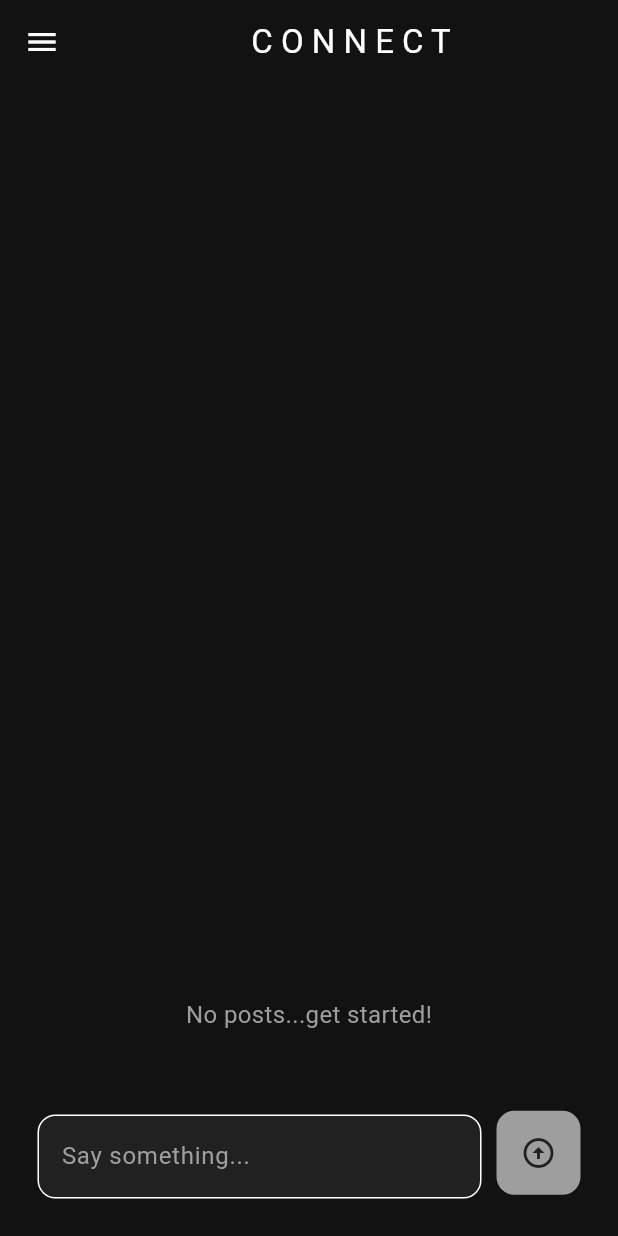
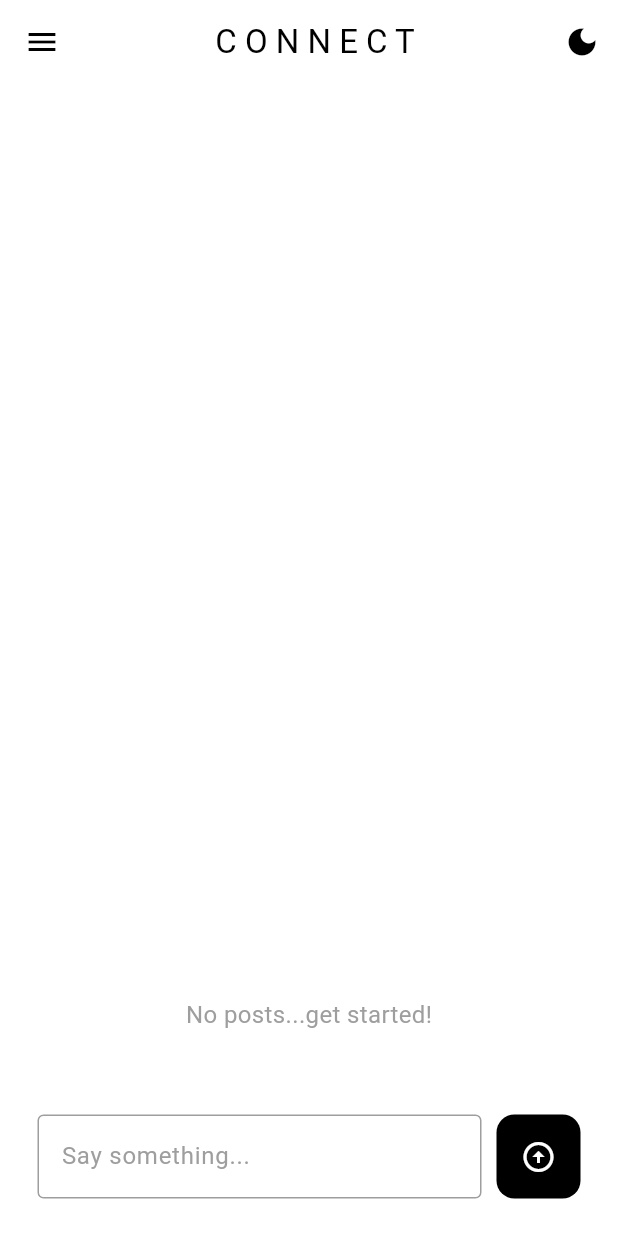
Before and after one commit to SyedAbdulNafay/Social-Media-App, a Flutter app: the screen it shows once a user with an empty profile is signed in, on a phone screen of 412 x 824 dp. Run offline on Flutter 3.47's test engine with Material 3 defaults, Android fonts, the phone set to English and light mode, and no system bars; our stand-ins replace cloud_firestore, firebase_auth, firebase_core; accounts and stored records are empty; network calls fail.

Commit message:
toggle between dark and light theme

```diff
--- a/lib/main.dart
+++ b/lib/main.dart
@@ -8,28 +8,37 @@ import 'package:social_media_app/pages/profile_page.dart';
 import 'package:social_media_app/pages/users_page.dart';
 import 'package:social_media_app/theme/dartkmode.dart';
 import 'package:social_media_app/theme/lightmode.dart';
+import 'package:social_media_app/theme/theme_manager.dart';
+import 'package:provider/provider.dart';
 
 void main() async {
   WidgetsFlutterBinding.ensureInitialized();
   await Firebase.initializeApp(options: DefaultFirebaseOptions.currentPlatform);
-  runApp(const MyApp());
+  final themeManager = ThemeManager();
+  runApp(ChangeNotifierProvider<ThemeManager>(
+    create: (_) => themeManager,
+    child: const MyApp(),
+  ));
 }
 
 class MyApp extends StatelessWidget {
   const MyApp({super.key});
 
-  final bool _isDarkMode = true;
   @override
   Widget build(BuildContext context) {
+    return Consumer<ThemeManager>(
+      builder: (context, themeManager, child) {
         return MaterialApp(
           debugShowCheckedModeBanner: false,
           home: const AuthPage(),
-      theme: _isDarkMode ? darkTheme : lightTheme,
+          theme: themeManager.isDarkMode ? darkTheme : lightTheme,
           routes: {
             '/login_or_signup_page': (context) => const LoginOrSignup(),
-        '/home_page': (context) => HomePage(),
-        '/profile_page': (context) => ProfilePage(),
+            '/home_page': (context) => const HomePage(),
+            '/profile_page': (context) => const ProfilePage(),
             '/users_page': (context) => const UsersPage(),
+          },
+        );
       },
     );
   }
--- a/lib/pages/home_page.dart
+++ b/lib/pages/home_page.dart
@@ -1,6 +1,8 @@
 import 'package:cloud_firestore/cloud_firestore.dart';
 import 'package:flutter/material.dart';
+import 'package:provider/provider.dart';
 import 'package:social_media_app/database/posts_firestore.dart';
+import 'package:social_media_app/theme/theme_manager.dart';
 import 'package:social_media_app/widgets/my_list_tile.dart';
 import 'package:social_media_app/widgets/my_post_button.dart';
 import 'package:social_media_app/widgets/my_text_field.dart';
@@ -35,12 +37,22 @@ class _HomePageState extends State<HomePage> {
 
   @override
   Widget build(BuildContext context) {
+    final themeManager = Provider.of<ThemeManager>(context);
     return GestureDetector(
       onTap: () {
         _focusNode.unfocus();
       },
       child: Scaffold(
         appBar: AppBar(
+          actions: [
+            IconButton(
+              icon: Icon(
+                  themeManager.isDarkMode ? Icons.light_mode : Icons.dark_mode),
+              onPressed: () {
+                themeManager.toggleTheme();
+              },
+            )
+          ],
           leading: Builder(builder: (context) {
             return IconButton(
               icon: const Icon(
--- /dev/null
+++ b/lib/theme/theme_manager.dart
@@ -0,0 +1,12 @@
+import 'package:flutter/material.dart';
+
+class ThemeManager extends ChangeNotifier{
+  bool _isDarkMode = false;
+
+  bool get isDarkMode => _isDarkMode;
+
+  void toggleTheme(){
+    _isDarkMode = !_isDarkMode;
+    notifyListeners();
+  }
+}
--- a/lib/widgets/my_comment_button.dart
+++ b/lib/widgets/my_comment_button.dart
@@ -12,7 +12,7 @@ class CommentButton extends StatelessWidget {
       onTap: onTap,
       child: Column(
         children: [
-          const Icon(Icons.comment),
+           Icon(Icons.comment, color: Theme.of(context).colorScheme.secondary,),
           StreamBuilder(
               stream: FirebaseFirestore.instance
                   .collection("posts")
--- a/lib/widgets/my_post_button.dart
+++ b/lib/widgets/my_post_button.dart
@@ -9,11 +9,11 @@ class MyPostButton extends StatelessWidget {
     return GestureDetector(
       onTap: onTap,
       child: Container(
-        margin: const EdgeInsets.only(left: 10),
+        margin: const EdgeInsets.only(left: 10, top: 5),
         padding: const EdgeInsets.all(16),
         decoration: BoxDecoration(
             borderRadius: BorderRadius.circular(12),
-            color: Theme.of(context).colorScheme.secondary),
+            color: Theme.of(context).colorScheme.inversePrimary),
         child: Icon(
           Icons.arrow_circle_up,
           color: Theme.of(context).colorScheme.primary,
--- a/lib/widgets/my_text_field.dart
+++ b/lib/widgets/my_text_field.dart
@@ -13,7 +13,8 @@ class MyTextField extends StatelessWidget {
       required this.obscureText,
       this.controller,
       this.validator,
-      this.focusNode, this.onChanged});
+      this.focusNode,
+      this.onChanged});
 
   @override
   Widget build(BuildContext context) {
@@ -27,14 +28,22 @@ class MyTextField extends StatelessWidget {
         controller: controller,
         obscureText: obscureText,
         decoration: InputDecoration(
+            focusedBorder: OutlineInputBorder(
+                borderSide: BorderSide(
+                    color: Theme.of(context).colorScheme.inversePrimary)),
+            enabledBorder: OutlineInputBorder(
+                borderSide: BorderSide(
+                    color: Theme.of(context).colorScheme.secondary)),
             disabledBorder: OutlineInputBorder(
-                borderSide:
-                    BorderSide(color: Theme.of(context).colorScheme.background)),
+                borderSide: BorderSide(
+                    color: Theme.of(context).colorScheme.background)),
             fillColor: Theme.of(context).colorScheme.primary,
             filled: true,
             hintText: hintText,
-            hintStyle: TextStyle(color: Theme.of(context).colorScheme.secondary),
-            border: OutlineInputBorder(borderRadius: BorderRadius.circular(12))),
+            hintStyle:
+                TextStyle(color: Theme.of(context).colorScheme.secondary),
+            border:
+                OutlineInputBorder(borderRadius: BorderRadius.circular(12))),
       ),
     );
   }
--- a/pubspec.yaml
+++ b/pubspec.yaml
@@ -38,6 +38,7 @@ dependencies:
   firebase_core: ^3.1.0
   firebase_auth: ^5.1.0
   cloud_firestore: ^5.0.1
+  provider: ^6.1.2
 
 dev_dependencies:
   flutter_test:
```
Also changed, not shown: lib/widgets/my_list_tile.dart (+1 -38 lines), pubspec.lock. Lines whose indentation alone changed are shown as unchanged.
